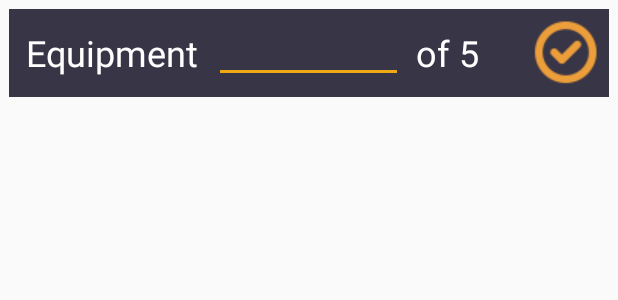
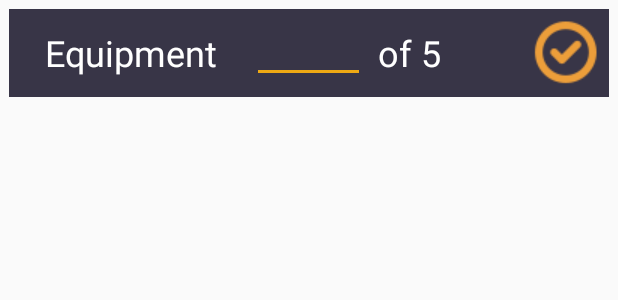
Before and after one commit to Skerdy/SpectrumTrack2, an Android app: the layout equipment_item.xml on its own in the app's theme, with its tools: preview values and no code run, on a phone screen of 412 x 824 dp. Shown: the top 300 px of the screen. Run offline under Robolectric (Android 15) with nearby library versions, the light colour scheme and no system bars.

Commit message:
Final State

```diff
--- a/app/src/main/res/layout/equipment_item.xml
+++ b/app/src/main/res/layout/equipment_item.xml
@@ -13,7 +13,7 @@
         android:layout_width="0dp"
         android:layout_height="wrap_content"
         android:layout_margin="5dp"
-        android:layout_weight="1"
+        android:layout_weight="2"
         android:text="Equipment"
         android:textSize="24sp"
         android:textColor="@color/white"
@@ -34,7 +34,7 @@
         android:id="@+id/checkQuantity"
         android:layout_width="0dp"
         android:layout_height="wrap_content"
-        android:layout_weight="1"
+        android:layout_weight="2"
         android:text="of 5"
         android:textSize="24sp"
         android:layout_margin="5dp"
```
